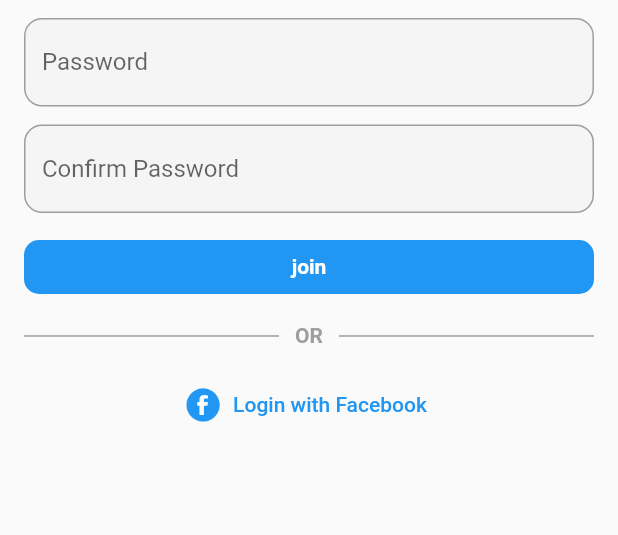
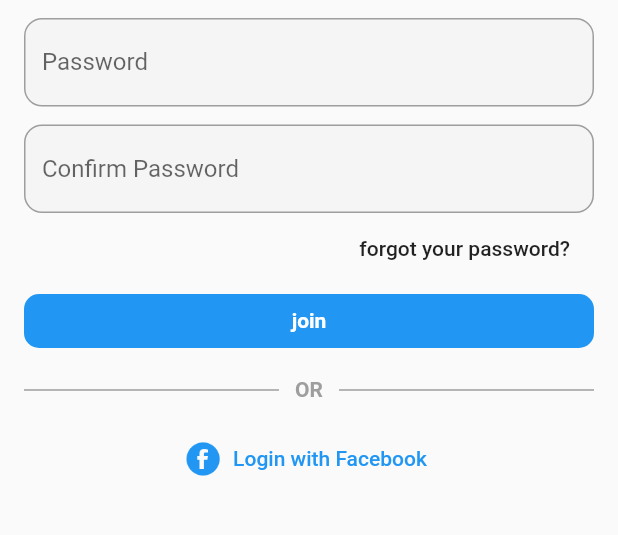
Before and after one commit to songys96/flutter_instagram_clone, a Flutter app: the SignUpForm screen opened directly, on a phone screen of 412 x 824 dp, the part 297-832 px from its top. Run offline on Flutter 3.47's test engine with Material 2 defaults, Android fonts, the phone set to English and light mode, and no system bars; our stand-ins replace cached_network_image.

Commit message:
50. finish auth

```diff
--- a/lib/widgets/sign_up_form.dart
+++ b/lib/widgets/sign_up_form.dart
@@ -73,9 +73,12 @@ class _SignUpFormState extends State<SignUpForm> {
                       return "입력한 값이 일치하지 않습니다";
                   },
                   decoration: textInputDecor("Confirm Password")),
-              SizedBox(
-                height: common_xs_gap,
-              ),
+              FlatButton(
+                  onPressed: (){},
+                  child: Align(
+                    child: Text("forgot your password?"),
+                    alignment: Alignment.centerRight,
+                  )),
               _submitButton(context),
               SizedBox(height: common_gap,),
               OrDivider(),
```
